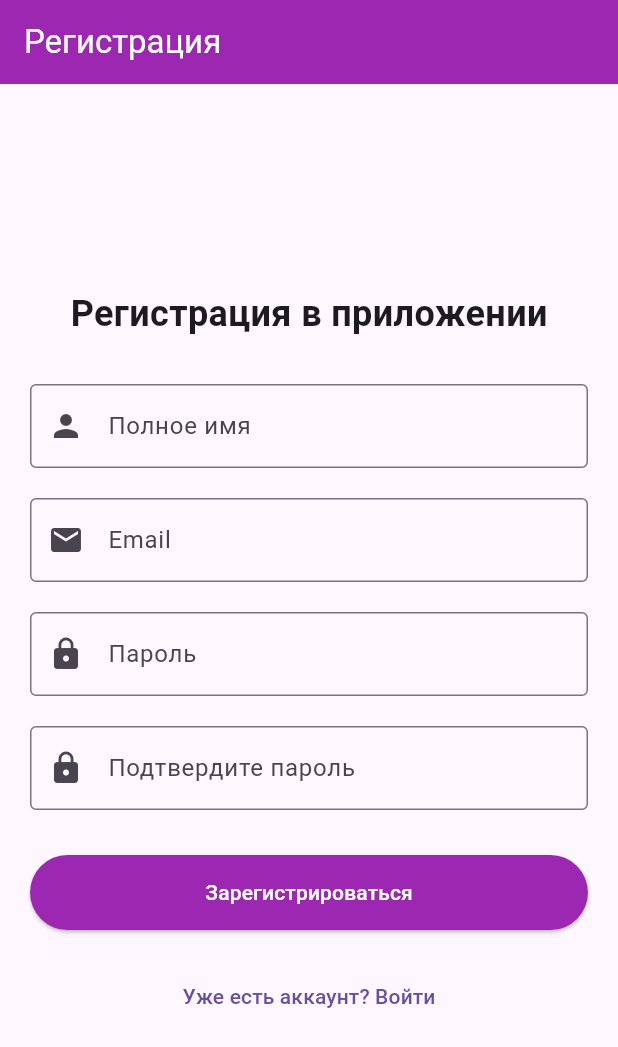
After one commit to neshika/oksana_shik, a Flutter app: the screen it shows after launch, on a phone screen of 412 x 824 dp. The commit adds this screen. Shown: the top 1047 px of the screen. Run offline on Flutter 3.47's test engine with Material 3 defaults, Android fonts, the light colour scheme and no system bars; our stand-ins replace dio.

Commit message:
register_screen

```diff
--- a/lib/main.dart
+++ b/lib/main.dart
@@ -1,6 +1,7 @@
 //import 'package:firebase_core/firebase_core.dart';
 import 'package:flutter/material.dart';
 import 'package:oksana_shik/screens/auth/login_screen.dart';
+import 'package:oksana_shik/screens/auth/register_screen.dart';
 import 'package:oksana_shik/screens/booking/booking_screen.dart';
 import 'package:oksana_shik/screens/home/home_screen.dart';
 import 'package:oksana_shik/screens/profile/profile_screen.dart';
@@ -27,7 +28,7 @@ class MyApp extends StatelessWidget {
         fontFamily: 'Roboto',
         primarySwatch: Colors.deepPurple, // Можно изменить позже
       ),
-      home: const BookingScreen(),
+      home: const RegisterScreen(),
       debugShowCheckedModeBanner: false, // Убирает баннер "DEBUG"
     );
   }
--- /dev/null
+++ b/lib/screens/auth/register_screen.dart
@@ -0,0 +1,92 @@
+// lib/screens/auth/register_screen.dart
+import 'package:flutter/material.dart';
+
+class RegisterScreen extends StatelessWidget {
+  const RegisterScreen({Key? key}) : super(key: key);
+
+  @override
+  Widget build(BuildContext context) {
+    return Scaffold(
+      appBar: AppBar(
+        title: const Text('Регистрация'),
+        backgroundColor: Colors.purple,
+        foregroundColor: Colors.white,
+      ),
+      body: Padding(
+        padding: const EdgeInsets.all(20.0),
+        child: Column(
+          mainAxisAlignment: MainAxisAlignment.center,
+          children: [
+            const Text(
+              'Регистрация в приложении',
+              style: TextStyle(
+                fontSize: 24,
+                fontWeight: FontWeight.bold,
+              ),
+            ),
+            const SizedBox(height: 30),
+            TextField(
+              decoration: const InputDecoration(
+                labelText: 'Полное имя',
+                border: OutlineInputBorder(),
+                prefixIcon: Icon(Icons.person),
+              ),
+            ),
+            const SizedBox(height: 20),
+            TextField(
+              decoration: const InputDecoration(
+                labelText: 'Email',
+                border: OutlineInputBorder(),
+                prefixIcon: Icon(Icons.email),
+              ),
+            ),
+            const SizedBox(height: 20),
+            TextField(
+              obscureText: true,
+              decoration: const InputDecoration(
+                labelText: 'Пароль',
+                border: OutlineInputBorder(),
+                prefixIcon: Icon(Icons.lock),
+              ),
+            ),
+            const SizedBox(height: 20),
+            TextField(
+              obscureText: true,
+              decoration: const InputDecoration(
+                labelText: 'Подтвердите пароль',
+                border: OutlineInputBorder(),
+                prefixIcon: Icon(Icons.lock),
+              ),
+            ),
+            const SizedBox(height: 30),
+            SizedBox(
+              width: double.infinity,
+              height: 50,
+              child: ElevatedButton(
+                onPressed: () {
+                  // Обработка регистрации
+                  ScaffoldMessenger.of(context).showSnackBar(
+                    const SnackBar(content: Text('Регистрация успешна!')),
+                  );
+                },
+                style: ElevatedButton.styleFrom(
+                  backgroundColor: Colors.purple,
+                  foregroundColor: Colors.white,
+                ),
+                child: const Text('Зарегистрироваться'),
+              ),
+            ),
+            const SizedBox(height: 20),
+            TextButton(
+              onPressed: () {
+                // Переход на экран входа
+                Navigator.pop(context);
+              },
+              child: const Text('Уже есть аккаунт? Войти'),
+            ),
+          ],
+        ),
+      ),
+    );
+  }
+}
```
